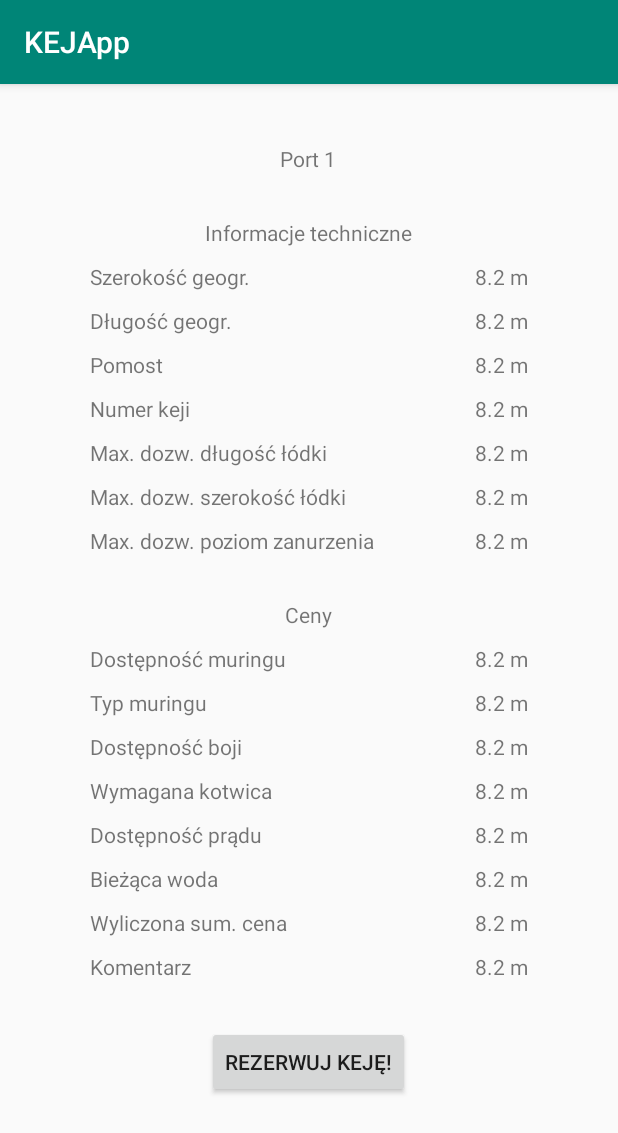
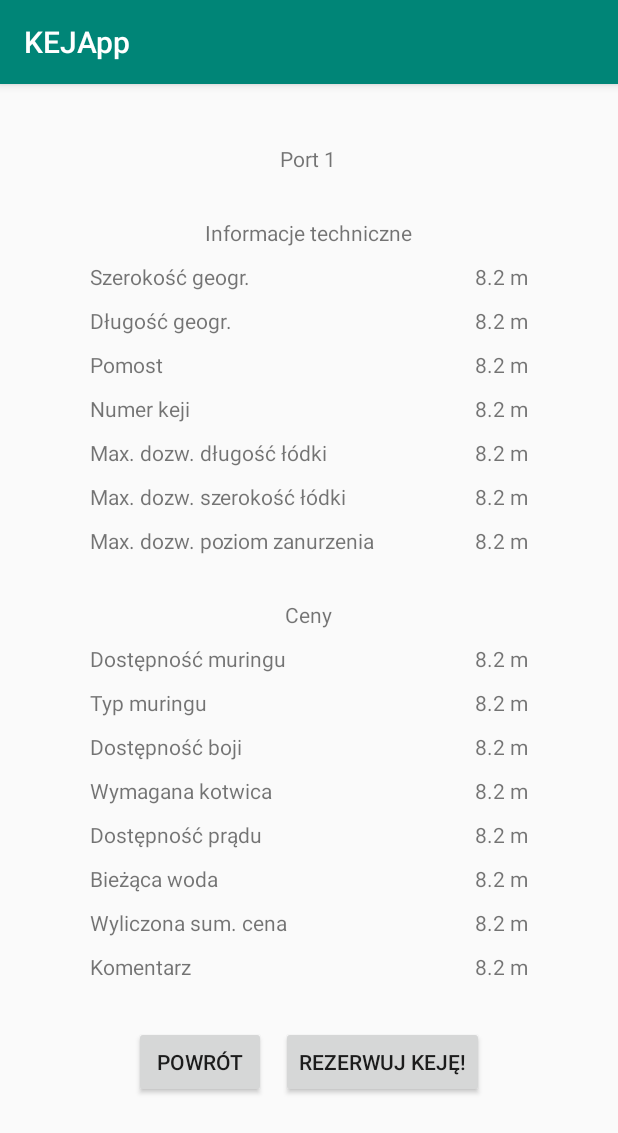
Before and after one commit to mateuszrozek/KejApp, an Android app: the QuayInfoActivity screen opened directly, with no data from a screen before it, on a phone screen of 412 x 824 dp. Shown: the top 1133 px of the screen. Run offline under Robolectric (Android 15) with nearby library versions, the phone set to English and light mode, and no system bars; 2 statements that could not run were skipped.

Commit message:
flow of adding quay reservation adjusted to official documentation, onBackPressed Button added

```diff
--- a/app/src/main/java/com/example/kejapp/view/QuayInfoActivity.java
+++ b/app/src/main/java/com/example/kejapp/view/QuayInfoActivity.java
@@ -7,6 +7,7 @@ import android.os.Bundle;
 import android.view.View;
 import android.widget.Button;
 import android.widget.TextView;
+import android.widget.Toast;
 
 import com.example.kejapp.R;
 import com.example.kejapp.model.PortInfoTO;
@@ -39,6 +40,7 @@ public class QuayInfoActivity extends AppCompatActivity {
     TextView calculatedPriceTextView;
     TextView notesTextView;
     Button quayOrderButton;
+    Button quayBackButton;
 
     @Override
     protected void onCreate(Bundle savedInstanceState) {
@@ -52,7 +54,14 @@ public class QuayInfoActivity extends AppCompatActivity {
             public void onClick(View view) {
                 Intent intent = new Intent(getApplicationContext(), MainActivity.class);
                 intent.putExtra("dupa", "dupa");
+                Toast.makeText(getApplicationContext(), "Keja została zarezerwowana", Toast.LENGTH_LONG).show();
                 startActivity(intent);
+            }
+        });
+        quayBackButton.setOnClickListener(new View.OnClickListener() {
+            @Override
+            public void onClick(View view) {
+                onBackPressed();
             }
         });
     }
@@ -90,5 +99,6 @@ public class QuayInfoActivity extends AppCompatActivity {
         calculatedPriceTextView = findViewById(R.id.calculatedPriceTextView);
         notesTextView = findViewById(R.id.notesTextView);
         quayOrderButton = findViewById(R.id.quayOrderButton);
+        quayBackButton = findViewById(R.id.quayBackButton);
     }
 }
--- a/app/src/main/res/layout/activity_quay_info.xml
+++ b/app/src/main/res/layout/activity_quay_info.xml
@@ -1,5 +1,6 @@
 <?xml version="1.0" encoding="utf-8"?>
 <ScrollView xmlns:android="http://schemas.android.com/apk/res/android"
+    xmlns:app="http://schemas.android.com/apk/res-auto"
     android:layout_width="match_parent"
     android:layout_height="match_parent"
     xmlns:tools="http://schemas.android.com/tools"
@@ -394,12 +395,35 @@
 
         </RelativeLayout>
 
-        <Button
-            android:id="@+id/quayOrderButton"
-            style="@style/OrderQuayButton"
-            android:text="@string/quayOrderButton"
+        <androidx.constraintlayout.widget.ConstraintLayout
             android:layout_width="wrap_content"
-            android:layout_height="wrap_content" />
+            android:layout_height="wrap_content">
+
+            <Button
+                android:id="@+id/quayBackButton"
+                style="@style/OrderQuayButton"
+                android:layout_width="wrap_content"
+                android:layout_height="wrap_content"
+                android:text="@string/quayBackButton"
+                android:layout_marginEnd="10dp"
+                app:layout_constraintBottom_toBottomOf="parent"
+                app:layout_constraintStart_toStartOf="parent"
+                app:layout_constraintTop_toTopOf="parent"
+                app:layout_constraintEnd_toStartOf="@id/quayOrderButton"/>
+
+
+            <Button
+                android:id="@+id/quayOrderButton"
+                style="@style/OrderQuayButton"
+                android:layout_width="wrap_content"
+                android:layout_height="wrap_content"
+                android:text="@string/quayOrderButton"
+                app:layout_constraintBottom_toBottomOf="parent"
+                app:layout_constraintEnd_toEndOf="parent"
+                app:layout_constraintTop_toTopOf="parent" />
+
+        </androidx.constraintlayout.widget.ConstraintLayout>
+
 
 
 
--- a/app/src/main/res/values/strings.xml
+++ b/app/src/main/res/values/strings.xml
@@ -40,13 +40,7 @@
     <string name="notesTextView">Komentarz</string>
 
     <string name="quayOrderButton">Rezerwuj keję!</string>
-
-
-
-
-
-
-
+    <string name="quayBackButton">Powrót</string>
 
 
 </resources>
```
